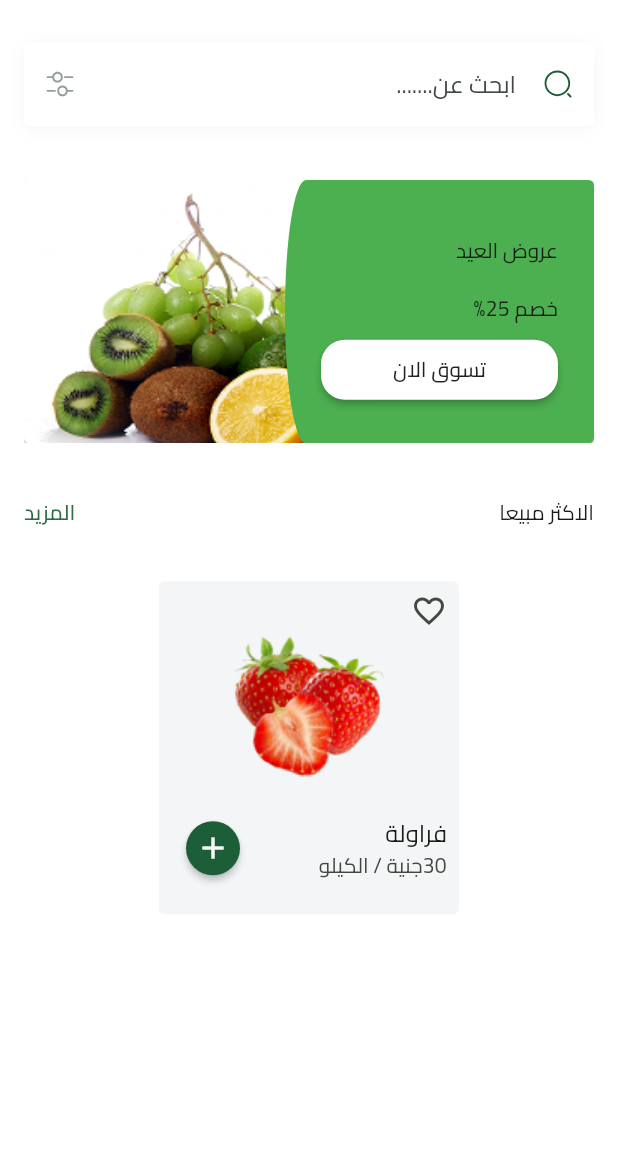
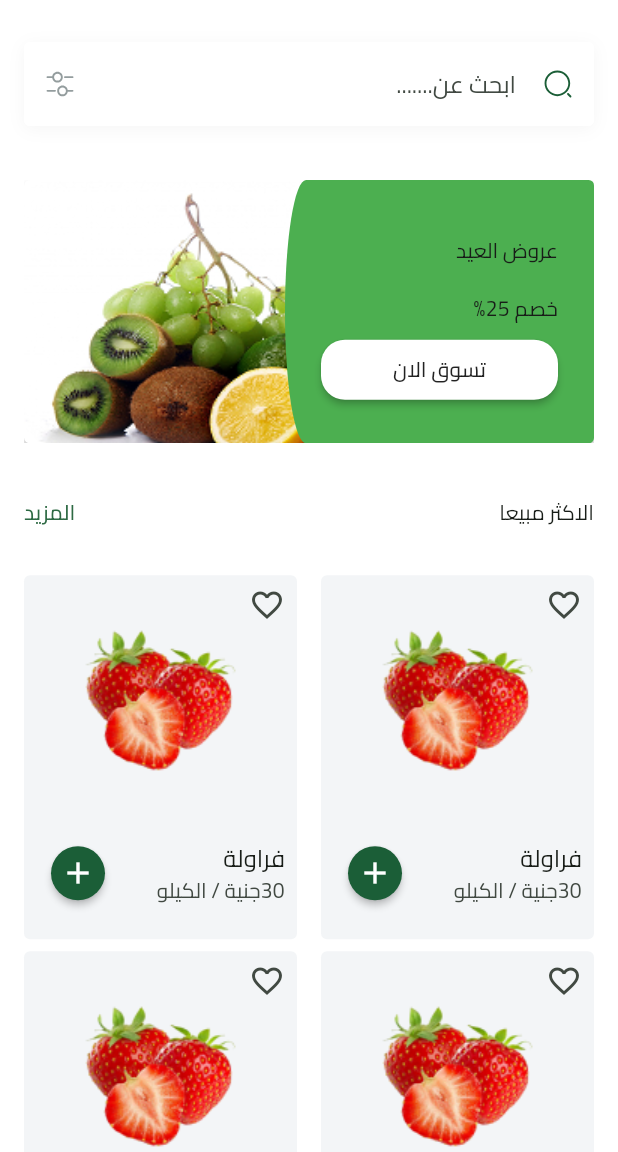
Before and after one commit to Mahmoud-Adel-Ali/Fruit_Hub_E_Commerce_App, a Flutter app: the HomeView screen opened by its route, on a phone screen of 412 x 824 dp, the part 84-1236 px from its top. Run offline on Flutter 3.47's test engine with Material 3 defaults, Android fonts, the phone set to English and light mode, and no system bars; drawn by our look-alikes of carousel_slider; our stand-ins replace bloc, cloud_firestore, dartz, dots_indicator, firebase_auth, firebase_core and 8 more; missing offline and left inert: flutter_facebook_auth; accounts and stored records are empty.

Commit message:
101. Build Best Selling Grid View.

```diff
--- a/lib/core/widgets/fruit_item.dart
+++ b/lib/core/widgets/fruit_item.dart
@@ -12,8 +12,6 @@ class FruitItem extends StatelessWidget {
   @override
   Widget build(BuildContext context) {
     return Container(
-      height: 222,
-      width: 200,
       padding: const EdgeInsets.all(8),
       decoration: ShapeDecoration(
         color: AppColors.lightGreyWithOpacity,
--- /dev/null
+++ b/lib/features/home/presentation/views/widgets/best_selling_grid_view.dart
@@ -0,0 +1,25 @@
+import 'package:flutter/material.dart';
+
+import '../../../../../core/widgets/fruit_item.dart';
+
+class BestSellingGridView extends StatelessWidget {
+  const BestSellingGridView({super.key});
+
+  @override
+  Widget build(BuildContext context) {
+    return GridView.builder(
+      shrinkWrap: true,
+      physics: const NeverScrollableScrollPhysics(),
+      itemCount: 6,
+      gridDelegate: const SliverGridDelegateWithFixedCrossAxisCount(
+        crossAxisCount: 2,
+        mainAxisSpacing: 8,
+        crossAxisSpacing: 16,
+        childAspectRatio: 3 / 4,
+      ),
+      itemBuilder: (context, index) {
+        return const FruitItem();
+      },
+    );
+  }
+}
--- a/lib/features/home/presentation/views/widgets/home_view_body.dart
+++ b/lib/features/home/presentation/views/widgets/home_view_body.dart
@@ -2,7 +2,7 @@ import 'package:flutter/material.dart';
 
 import '../../../../../constants.dart';
 import '../../../../../core/widgets/custom_search_field.dart';
-import '../../../../../core/widgets/fruit_item.dart';
+import 'best_selling_grid_view.dart';
 import 'best_selling_header.dart';
 import 'featured_fruit_items.dart';
 
@@ -16,15 +16,16 @@ class HomeViewBody extends StatelessWidget {
         padding: const EdgeInsets.symmetric(horizontal: kHorizontalPadding),
         child: Column(
           spacing: 12,
-          children: [
+          children: const [
             SizedBox(height: kTopPadding),
             CustomSearchField(),
-            const SizedBox(height: 12),
+            SizedBox(height: 12),
             FeaturedFruitItems(),
-            const SizedBox(height: 12),
+            SizedBox(height: 12),
             BestSellingHeader(),
-            const SizedBox(height: 12),
-            FruitItem(),
+            SizedBox(height: 8),
+            BestSellingGridView(),
+            SizedBox(height: 12),
           ],
         ),
       ),
```
